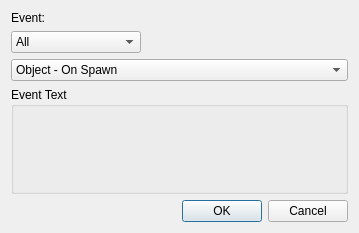
Old version of the form editor/ui/event_dialog.ui in the repository Kyoril/wow-pp.
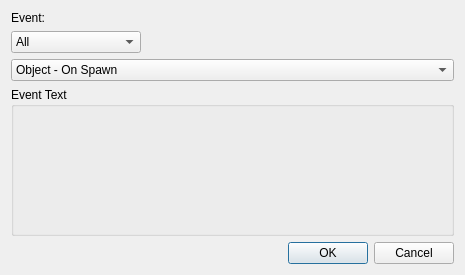
New version of the form. Icons and pictures are not drawn.

```diff
--- a/editor/ui/event_dialog.ui
+++ b/editor/ui/event_dialog.ui
@@ -6,8 +6,8 @@
    <rect>
     <x>0</x>
     <y>0</y>
-    <width>359</width>
-    <height>233</height>
+    <width>465</width>
+    <height>275</height>
    </rect>
   </property>
   <property name="windowTitle">
```
Left out of the diff: 7 changed lines with no effect on the pictures.
